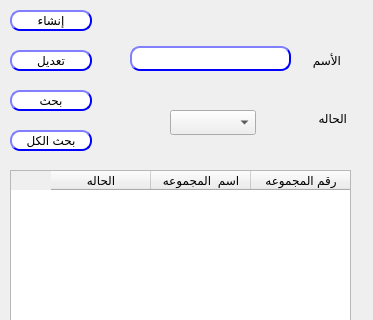
Qt form presentation/loyalty_ui/createModifyCustGp.ui (shymaa123456/HyperPOS2020) before a commit; both pictures show x 0 to 373 and y 0 to 320 of the 373 by 473 pixel window.
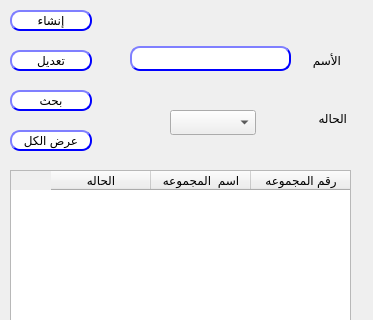
The same form after that commit.

```diff
--- a/presentation/loyalty_ui/createModifyCustGp.ui
+++ b/presentation/loyalty_ui/createModifyCustGp.ui
@@ -288,7 +288,7 @@
                                     </string>
    </property>
    <property name="text">
-    <string>بحث الكل</string>
+    <string>عرض الكل</string>
    </property>
   </widget>
  </widget>
```
